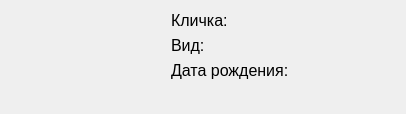
Old version of the form vet/vetclient/src/ui/animal_list_item_widget.ui in the repository Painted-Black/BMSTU-DB-CourseWork.
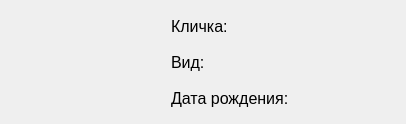
New version of the form. Icons and pictures are not drawn.

What changed in the file:
```diff
--- a/vet/vetclient/src/ui/animal_list_item_widget.ui
+++ b/vet/vetclient/src/ui/animal_list_item_widget.ui
@@ -40,7 +40,7 @@
        <property name="minimumSize">
         <size>
          <width>100</width>
-         <height>0</height>
+         <height>30</height>
         </size>
        </property>
        <property name="font">
@@ -58,7 +58,7 @@
        <property name="minimumSize">
         <size>
          <width>100</width>
-         <height>0</height>
+         <height>30</height>
         </size>
        </property>
        <property name="font">
@@ -76,7 +76,7 @@
        <property name="minimumSize">
         <size>
          <width>100</width>
-         <height>0</height>
+         <height>30</height>
         </size>
        </property>
        <property name="font">
@@ -94,7 +94,7 @@
        <property name="minimumSize">
         <size>
          <width>100</width>
-         <height>0</height>
+         <height>30</height>
         </size>
        </property>
        <property name="font">
@@ -112,7 +112,7 @@
        <property name="minimumSize">
         <size>
          <width>100</width>
-         <height>0</height>
+         <height>30</height>
         </size>
        </property>
        <property name="font">
@@ -130,7 +130,7 @@
        <property name="minimumSize">
         <size>
          <width>100</width>
-         <height>0</height>
+         <height>30</height>
         </size>
        </property>
        <property name="font">
```
Left out of the diff: 8 changed lines with no effect on the pictures.
